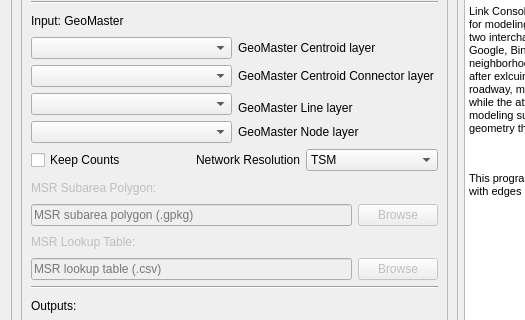
Qt form ui/tsm_link_consolidator.ui (TSMv6/tsm_panel) before a commit; both pictures show x 0 to 525 and y 86 to 406 of the 921 by 573 pixel window.
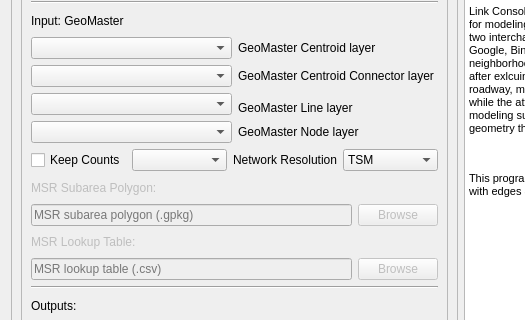
The same form after that commit.

Commit message: Link Consolidation: user-selected count field, shared globally

```diff
--- a/ui/tsm_link_consolidator.ui
+++ b/ui/tsm_link_consolidator.ui
@@ -197,6 +197,13 @@
             </widget>
            </item>
            <item row="0" column="1">
+            <widget class="QComboBox" name="comboBox_CountField">
+             <property name="toolTip">
+              <string>Ground-count field on the GeoMaster line layer (fields containing CNT / COUNT / AADT). Saved globally so netPrep and Summarization use the same field.</string>
+             </property>
+            </widget>
+           </item>
+           <item row="0" column="2">
             <widget class="QLabel" name="label_NetResolution">
              <property name="text">
               <string>Network Resolution</string>
@@ -206,7 +213,7 @@
              </property>
             </widget>
            </item>
-           <item row="0" column="2">
+           <item row="0" column="3">
             <widget class="QComboBox" name="modelResolution">
              <property name="toolTip">
               <string>&lt;html&gt;&lt;head/&gt;&lt;body&gt;&lt;p&gt;Choose Model Resolution (TSM or MSR)&lt;/p&gt;&lt;/body&gt;&lt;/html&gt;</string>
```
The commit also changes 3 other files.
